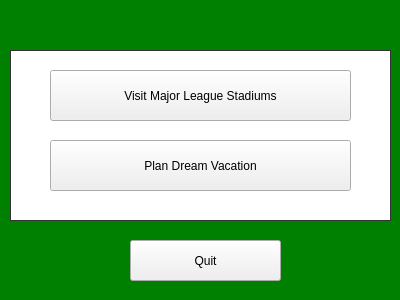
Old version of the form mainwindow.ui in the repository scottoberman/findingnemo.
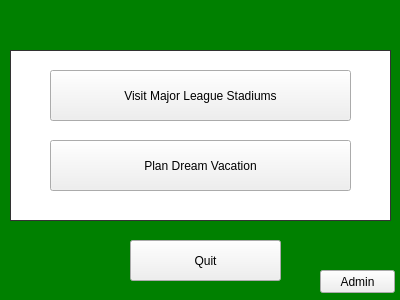
New version of the form.

Patch:
```diff
--- a/mainwindow.ui
+++ b/mainwindow.ui
@@ -74,6 +74,19 @@
      <string>Quit</string>
     </property>
    </widget>
+   <widget class="QPushButton" name="pushButton_4">
+    <property name="geometry">
+     <rect>
+      <x>320</x>
+      <y>270</y>
+      <width>75</width>
+      <height>23</height>
+     </rect>
+    </property>
+    <property name="text">
+     <string>Admin</string>
+    </property>
+   </widget>
   </widget>
  </widget>
  <layoutdefault spacing="6" margin="11"/>
```
